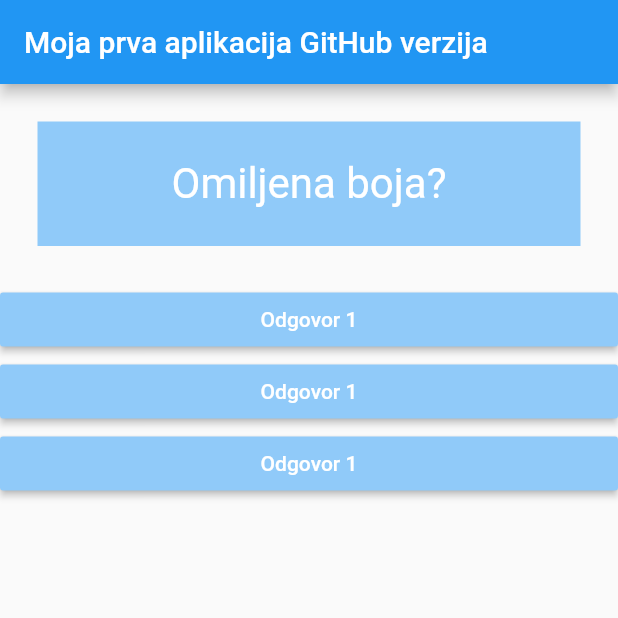
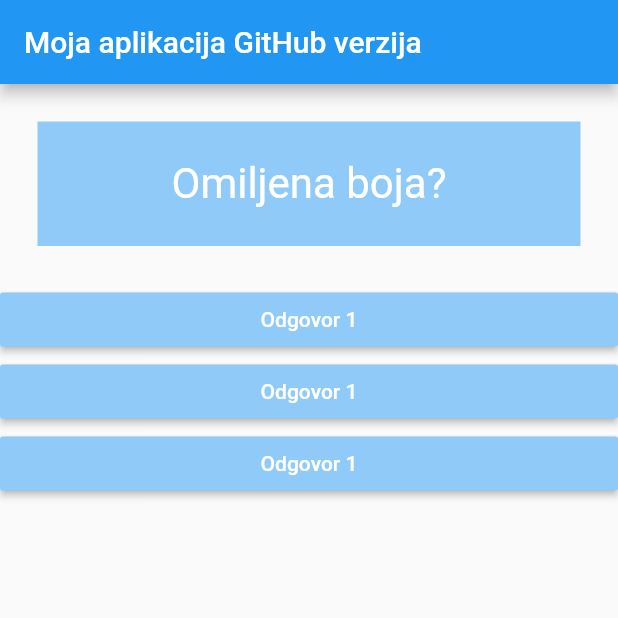
Before and after one commit to mirzawan/my_flutter_projects, a Flutter app: the screen it shows after launch, on a phone screen of 412 x 824 dp, the top half of it. Run offline on Flutter 3.47's test engine with Material 2 defaults, Android fonts, the phone set to English and light mode, and no system bars.

Commit message:
Kod je promijenjen u naslovu

```diff
--- a/lib/main.dart
+++ b/lib/main.dart
@@ -33,7 +33,7 @@ class _MojaAppState extends State<MojaApp> {
     return MaterialApp(
         home: Scaffold(
             appBar: AppBar(
-              title: Text('Moja prva aplikacija GitHub verzija'),
+              title: Text('Moja aplikacija GitHub verzija'),
             ),
             body: Column(
               children: [
```
